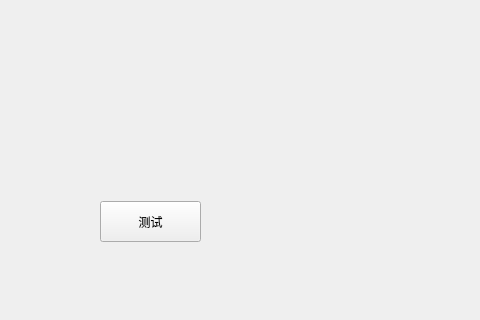
First picture: the form in QTerm/mainwindow.ui, repository isliulin/QT43, before the edit; both pictures show x 0 to 480 and y 176 to 496 of the 664 by 496 pixel window.
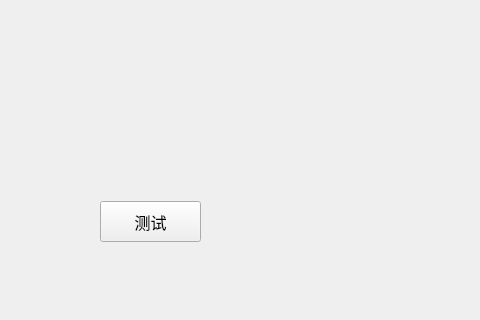
Second picture: the form after the edit.

Patch:
```diff
--- a/QTerm/mainwindow.ui
+++ b/QTerm/mainwindow.ui
@@ -10,6 +10,12 @@
     <height>496</height>
    </rect>
   </property>
+  <property name="font">
+   <font>
+    <family>Consolas</family>
+    <pointsize>12</pointsize>
+   </font>
+  </property>
   <property name="windowTitle">
    <string>MainWindow</string>
   </property>
```
Left out of the diff: 2 changed lines with no effect on the pictures.
